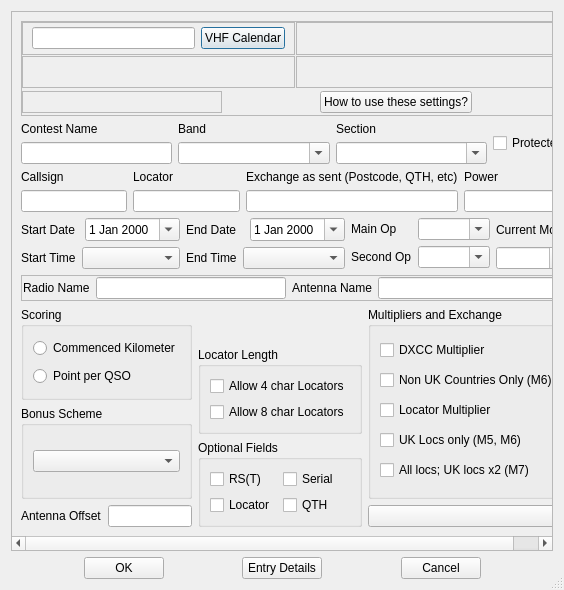
This is mqt/MqtLogger/contestdetails.ui in zsteva/backup-minos2 as Qt 5 draws it before an edit. The edited form follows.
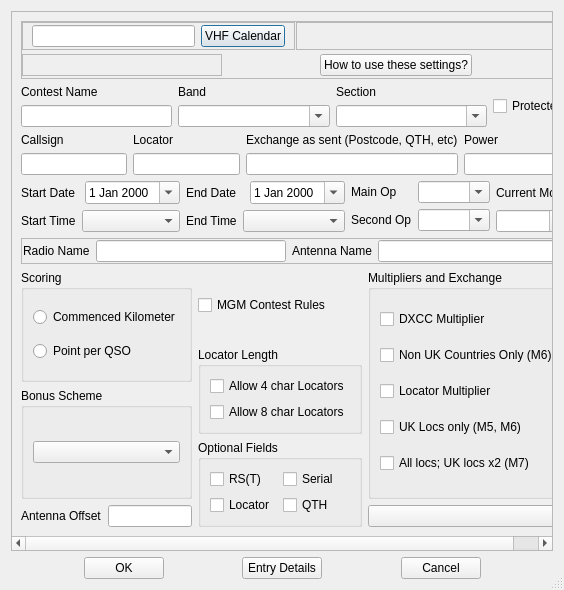
This is the edited form. Custom widgets are drawn as their Qt base class.

Commit message: Coarse details of MGM contests; optional fields

The edit to the form file:
```diff
--- a/mqt/MqtLogger/contestdetails.ui
+++ b/mqt/MqtLogger/contestdetails.ui
@@ -657,6 +657,26 @@
          </item>
          <item>
           <layout class="QVBoxLayout" name="verticalLayout_14">
+           <item>
+            <spacer name="verticalSpacer_2">
+             <property name="orientation">
+              <enum>Qt::Vertical</enum>
+             </property>
+             <property name="sizeHint" stdset="0">
+              <size>
+               <width>20</width>
+               <height>40</height>
+              </size>
+             </property>
+            </spacer>
+           </item>
+           <item>
+            <widget class="QCheckBox" name="MGMCheckBox">
+             <property name="text">
+              <string>MGM Contest Rules</string>
+             </property>
+            </widget>
+           </item>
            <item>
             <spacer name="verticalSpacer">
              <property name="orientation">
```
The commit also changes 5 other files.
